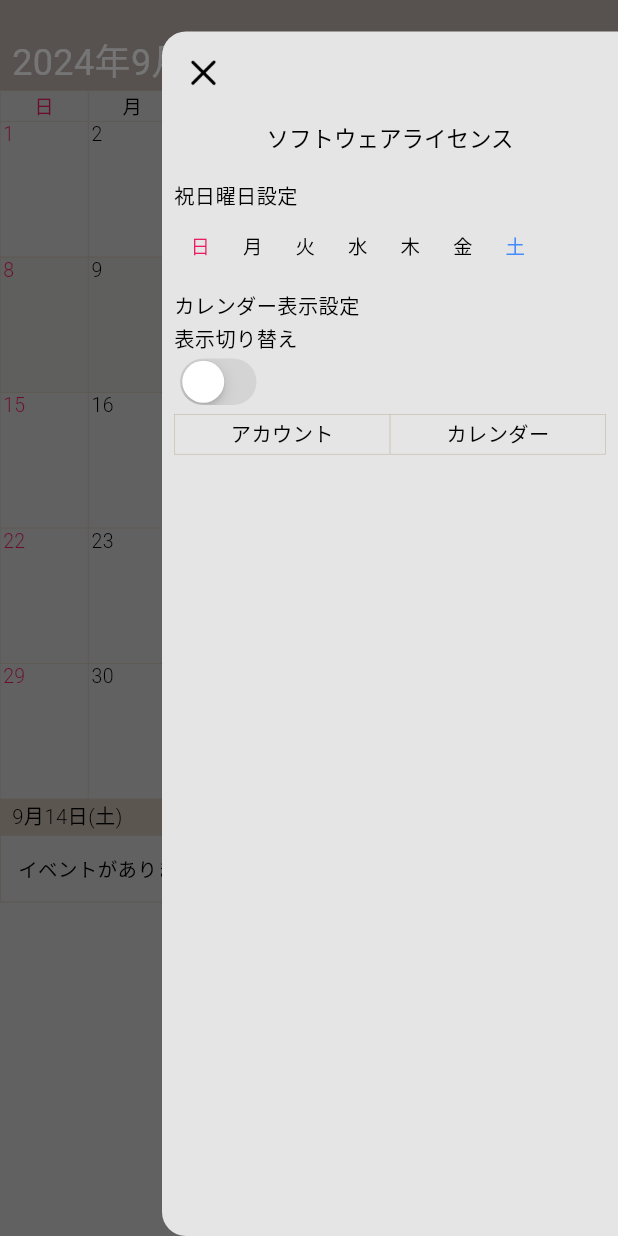
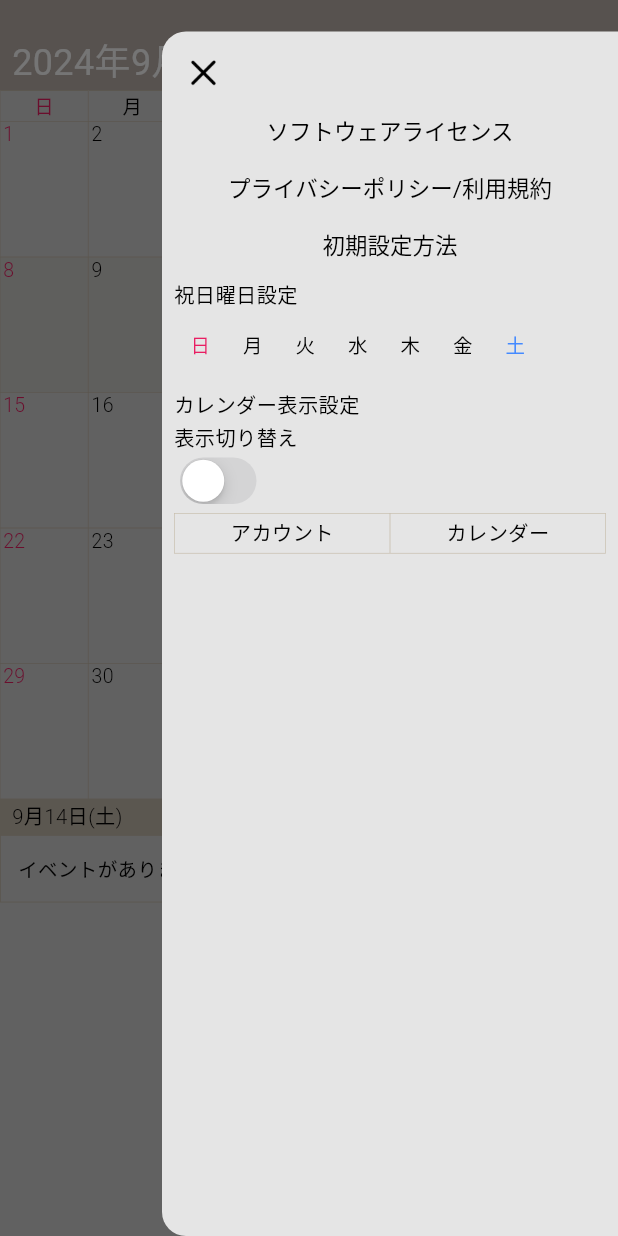
Before and after one commit to wakizaka24/scal, a Flutter app: the screen it shows after launch, with the side drawer open, on a phone screen of 412 x 824 dp. Run offline on Flutter 3.47's test engine with Material 3 defaults, Android fonts, the phone set to English and light mode, and no system bars; our stand-ins replace flutter_hooks, flutter_native_timezone, hooks_riverpod, package_info_plus, shared_preferences; missing offline and left inert: device_calendar; statements that could not run were skipped; project files that could hold a hidden picture were left out.

Commit message:
ドロワーのメニューを追加する

```diff
--- a/lib/f011_end_drawer_page.dart
+++ b/lib/f011_end_drawer_page.dart
@@ -13,7 +13,10 @@ import 'f013_end_drawer_view_model.dart';
 import 'f025_common_widgets.dart';
 
 enum EndDrawerMenuType {
-  softwareLicense(title: 'ソフトウェアライセンス');
+  softwareLicense(title: 'ソフトウェアライセンス'),
+  privacyPolicyAndTermsOfUse(title: 'プライバシーポリシー/利用規約'),
+  initialSettingsMethod(title: '初期設定方法'),
+  ;
   final String title;
   const EndDrawerMenuType({required this.title});
 }
@@ -51,8 +54,7 @@ class EndDrawerPage extends HookConsumerWidget {
               applicationName: packageInfo.appName,
               applicationVersion: packageInfo.version
           )
-      )
-      );
+      ));
 
       await Future.delayed(const Duration(milliseconds: 100));
 
@@ -77,13 +79,17 @@ class EndDrawerPage extends HookConsumerWidget {
               padding: const EdgeInsets.fromLTRB(8, 0, 8, 0),
               child: CWTextButton(
                   title: EndDrawerMenuType.values[i].title,
+                  padding: const EdgeInsets.fromLTRB(0, 8, 0, 8),
                   onPressed: () async {
                     switch (EndDrawerMenuType.values[i]) {
                       case EndDrawerMenuType.softwareLicense:
                         await softwareLicenseOnPress();
+                      case EndDrawerMenuType.privacyPolicyAndTermsOfUse:
+                        break;
+                      case EndDrawerMenuType.initialSettingsMethod:
+                        break;
                     }
-              }
-            )
+                  })
           )
         },
 
--- a/lib/f025_common_widgets.dart
+++ b/lib/f025_common_widgets.dart
@@ -288,14 +288,16 @@ class CWElevatedButton extends HookConsumerWidget {
 
 class CWTextButton extends HookConsumerWidget {
   final String title;
+  final double fontSize;
+  final EdgeInsetsGeometry padding;
   final VoidCallback onPressed;
-  final double fontSize;
 
   const CWTextButton({
     super.key,
     required this.title,
+    this.fontSize = 15,
+    this.padding = EdgeInsets.zero,
     required this.onPressed,
-    this.fontSize = 15
   });
 
   @override
@@ -308,7 +310,9 @@ class CWTextButton extends HookConsumerWidget {
       style: TextButton.styleFrom(
         foregroundColor: normalTextColor,
         textStyle: TextStyle(fontSize: fontSize),
-        padding: const EdgeInsets.all(0),
+        minimumSize: Size.zero,
+        padding: padding,
+        tapTargetSize: MaterialTapTargetSize.shrinkWrap,
       ),
       child: Text(title),
     );
```
Lines whose indentation alone changed are shown as unchanged.
